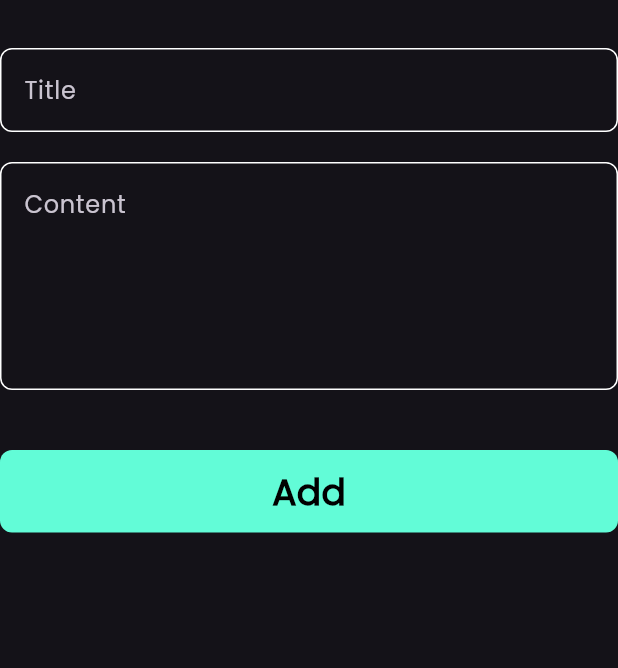
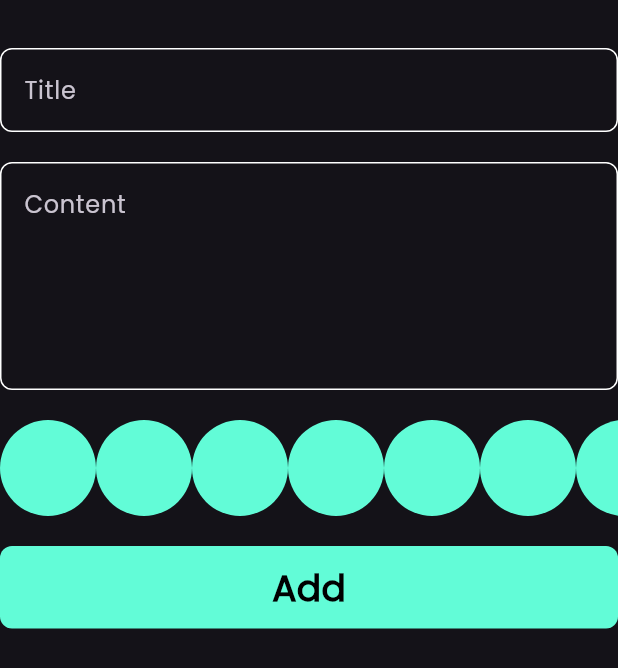
Before and after one commit to Noha0212/NotesApp, a Flutter app: what addNoteForm() shows on an empty page, opened directly, on a phone screen of 412 x 824 dp. Shown: the top 668 px of the screen. Run offline on Flutter 3.47's test engine with Material 3 defaults, Android fonts, the phone set to English and light mode, and no system bars; our stand-ins replace bloc, flutter_bloc, font_awesome_flutter, hive, hive_flutter; accounts and stored records are empty.

Commit message:
create colors list view part1

```diff
--- /dev/null
+++ b/devtools_options.yaml
@@ -0,0 +1,3 @@
+description: This file stores settings for Dart & Flutter DevTools.
+documentation: https://docs.flutter.dev/tools/devtools/extensions#configure-extension-enablement-states
+extensions:
--- a/lib/views/widgets/add_note_form.dart
+++ b/lib/views/widgets/add_note_form.dart
@@ -1,8 +1,10 @@
 import 'package:flutter/material.dart';
 import 'package:flutter_bloc/flutter_bloc.dart';
 import 'package:intl/intl.dart';
+import 'package:notes_app/constants.dart';
 import 'package:notes_app/cubits/add_note_cubit/add_note_cubit.dart';
 import 'package:notes_app/models/note_model.dart';
+import 'package:notes_app/views/widgets/colors_list_view.dart';
 import 'package:notes_app/views/widgets/custom_button.dart';
 import 'package:notes_app/views/widgets/custom_text_field.dart';
 
@@ -45,7 +47,11 @@ class _addNoteFormState extends State<addNoteForm> {
             maxlines: 5,
           ),
           const SizedBox(
-            height: 40,
+            height: 20,
+          ),
+          const ColorsListView(),
+          const SizedBox(
+            height: 20,
           ),
           BlocBuilder<AddNoteCubit, AddNoteState>(
             builder: (context, state) {
--- /dev/null
+++ b/lib/views/widgets/colors_list_view.dart
@@ -0,0 +1,31 @@
+import 'package:flutter/material.dart';
+import 'package:notes_app/constants.dart';
+
+class ColorItem extends StatelessWidget {
+  const ColorItem({super.key});
+
+  @override
+  Widget build(BuildContext context) {
+    return const CircleAvatar(
+      radius: 32,
+      backgroundColor: kPrimaryColor,
+    );
+  }
+}
+
+class ColorsListView extends StatelessWidget {
+  const ColorsListView({super.key});
+
+  @override
+  Widget build(BuildContext context) {
+    return SizedBox(
+      height: 32 * 2,
+      child: ListView.builder(
+          itemCount: 10,
+          scrollDirection: Axis.horizontal,
+          itemBuilder: (context, index) {
+            return const ColorItem();
+          }),
+    );
+  }
+}
```
